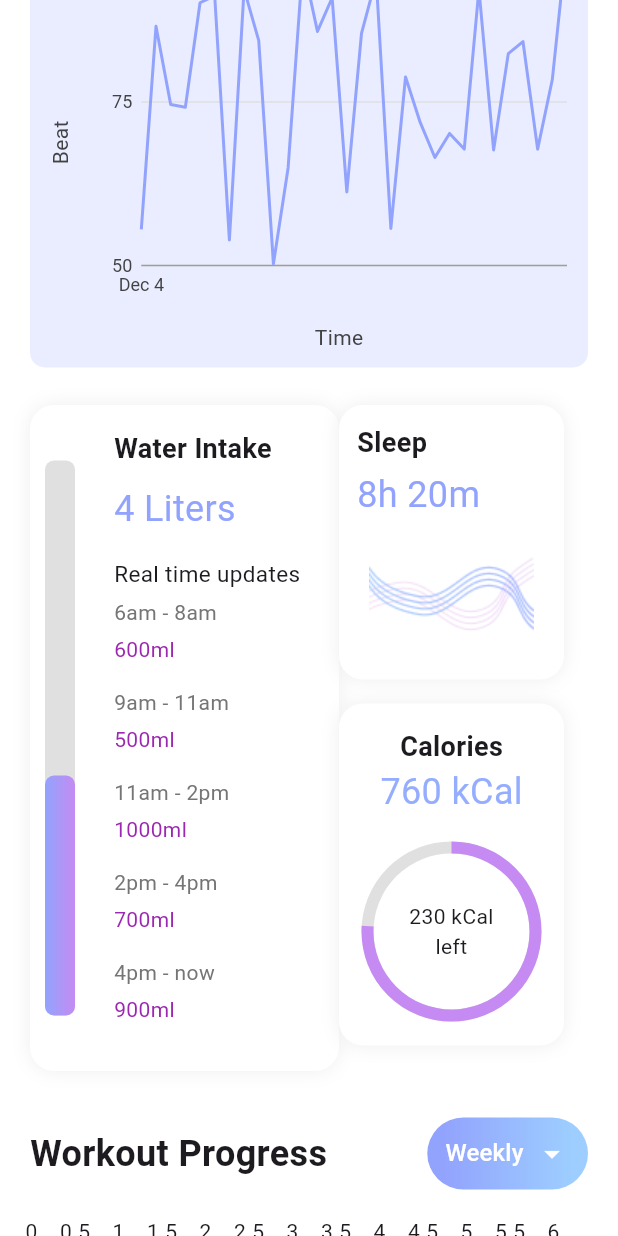
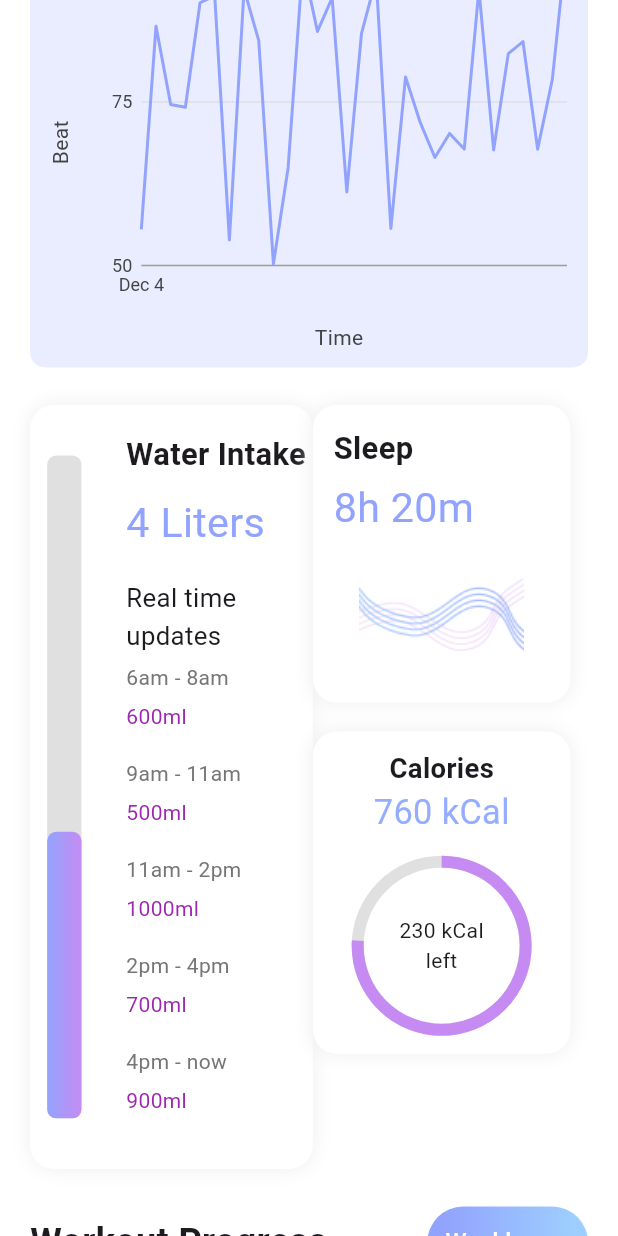
Before and after one commit to HibaChamkhi/fitness-app, a Flutter app: the DashboardWidget screen opened directly, scrolled down 576 dp, on a phone screen of 412 x 824 dp. Run offline on Flutter 3.47's test engine with Material 3 defaults, Android fonts, the phone set to English and light mode, and no system bars; drawn by our look-alikes of fl_chart, percent_indicator; our stand-ins replace charts_flutter_new, flutter_screenutil, flutter_svg, persistent_bottom_nav_bar.

```diff
--- a/lib/main.dart
+++ b/lib/main.dart
@@ -1,4 +1,5 @@
 import 'package:fitness_app/presentation/buttom_nav_screen.dart';
+import 'package:fitness_app/presentation/onboarding/widgets/get_started_widget.dart';
 import 'package:flutter/material.dart';
 import 'package:flutter_screenutil/flutter_screenutil.dart';
 
@@ -17,7 +18,7 @@ class MyApp extends StatelessWidget {
       builder: (context, child) {
         return  MaterialApp(
           debugShowCheckedModeBanner: false,
-          home: BottomNavBarWidget(),
+          home: GetStartedWidget(),
         );
       },
     );
--- a/lib/presentation/auth/widgets/go_home.dart
+++ b/lib/presentation/auth/widgets/go_home.dart
@@ -1,4 +1,5 @@
 import 'package:fitness_app/presentation/auth/widgets/goals.dart';
+import 'package:fitness_app/presentation/buttom_nav_screen.dart';
 import 'package:flutter/material.dart';
 import 'package:flutter_screenutil/flutter_screenutil.dart';
 import '../../../core/ui/style/colors.dart';
@@ -39,7 +40,7 @@ class _GoHomeWidgetState extends State<GoHomeWidget> {
             Navigator.push(
               context,
               MaterialPageRoute(
-                builder: (context) => const GoalsWidget(),
+                builder: (context) =>  BottomNavBarWidget(),
               ),
             );
           },
--- a/lib/presentation/dashboard/calories_card.dart
+++ b/lib/presentation/dashboard/calories_card.dart
@@ -1,5 +1,6 @@
 import 'package:flutter/cupertino.dart';
 import 'package:flutter/material.dart';
+import 'package:flutter_screenutil/flutter_screenutil.dart';
 import 'package:percent_indicator/circular_percent_indicator.dart';
 
 import '../../core/ui/style/colors.dart';
@@ -11,19 +12,19 @@ Widget caloriesCard() {
       borderRadius: BorderRadius.circular(16),
       boxShadow: [BoxShadow(blurRadius: 10, color: Colors.grey.shade200)],
     ),
-    padding: EdgeInsets.all(16),
+    padding: EdgeInsets.all(10.h),
     child: Column(
       crossAxisAlignment: CrossAxisAlignment.center,
       children: [
         Text(
           "Calories",
-          style: TextStyle(fontSize: 18, fontWeight: FontWeight.bold),
+          style: TextStyle(fontSize: 16.sp, fontWeight: FontWeight.bold),
         ),
         Text(
           "760 kCal",
-          style: TextStyle(fontSize: 24, color:AppConstants.malibuApprox),
+          style: TextStyle(fontSize: 20.sp, color:AppConstants.malibuApprox),
         ),
-        SizedBox(height: 16),
+        SizedBox(height: 10.h),
         CircularPercentIndicator(
           radius: 60,
           lineWidth: 8,
--- a/lib/presentation/dashboard/dashboard.dart
+++ b/lib/presentation/dashboard/dashboard.dart
@@ -1,6 +1,7 @@
 import 'dart:math';
 import 'package:fitness_app/presentation/notification/widgets/notfication.dart';
 import 'package:flutter/material.dart';
+import 'package:flutter_screenutil/flutter_screenutil.dart';
 import 'package:flutter_svg/flutter_svg.dart';
 import 'package:fitness_app/core/ui/style/colors.dart';
 import 'package:fitness_app/presentation/dashboard/sleep_card.dart';
@@ -8,6 +9,7 @@ import 'package:fitness_app/presentation/dashboard/water_intake_card.dart';
 import 'package:fitness_app/presentation/dashboard/workout_item.dart';
 import 'package:fitness_app/presentation/dashboard/workout_progress.dart';
 import 'package:percent_indicator/circular_percent_indicator.dart';
+import 'package:persistent_bottom_nav_bar/persistent_bottom_nav_bar.dart';
 import '../activity_tracker/activity_tracker.dart';
 import 'activity_status.dart';
 import 'calories_card.dart';
@@ -96,12 +98,12 @@ class _DashboardWidgetState extends State<DashboardWidget> {
         ),
         GestureDetector(
           onTap: () {
-            Navigator.of(context).push(
-              MaterialPageRoute(
-                builder: (context) => const NotificationWidget(),
-              ),
+            PersistentNavBarNavigator.pushNewScreen(
+              context,
+              screen: NotificationWidget(),
+              withNavBar: false, // OPTIONAL VALUE. True by default.
+              pageTransitionAnimation: PageTransitionAnimation.cupertino,
             );
-
           },
           child: SvgPicture.asset(
             "assets/icons/Notification.svg",
@@ -198,11 +200,11 @@ class _DashboardWidgetState extends State<DashboardWidget> {
   Widget _buildCheckButton() {
     return GestureDetector(
       onTap: () {
-        Navigator.push(
+        PersistentNavBarNavigator.pushNewScreen(
           context,
-          MaterialPageRoute(
-            builder: (context) => const ActivityTrackerWidget(),
-          ),
+          screen: ActivityTrackerWidget(),
+          withNavBar: false, // OPTIONAL VALUE. True by default.
+          pageTransitionAnimation: PageTransitionAnimation.cupertino,
         );
       },
       child: Container(
@@ -249,20 +251,21 @@ class _DashboardWidgetState extends State<DashboardWidget> {
       crossAxisAlignment: CrossAxisAlignment.start,
       children: [
         SizedBox(
-          width: MediaQuery.of(context).size.width * 0.5,
+          width: MediaQuery.of(context).size.width.w * 0.40,
           child: waterIntakeCard(),
         ),
         SizedBox(
-          height: 450,
+          height: 350.h,
           child: Column(
+            mainAxisAlignment: MainAxisAlignment.start,
             children: [
               SizedBox(
-                width: 150,
+                width: 150.w,
                 child: sleepCard(), // Removed Expanded
               ),
-              const SizedBox(height: 16), // Changed from `width` to `height`
+               SizedBox(height: 16.h), // Changed from `width` to `height`
               SizedBox(
-                width: 150,
+                width: 150.w,
                 child: caloriesCard(), // Removed Expanded
               ),
             ],
--- a/lib/presentation/dashboard/sleep_card.dart
+++ b/lib/presentation/dashboard/sleep_card.dart
@@ -1,5 +1,6 @@
 import 'package:flutter/cupertino.dart';
 import 'package:flutter/material.dart';
+import 'package:flutter_screenutil/flutter_screenutil.dart';
 
 import '../../core/ui/style/colors.dart';
 
@@ -10,20 +11,20 @@ Widget sleepCard() {
       borderRadius: BorderRadius.circular(16),
       boxShadow: [BoxShadow(blurRadius: 10, color: Colors.grey.shade200)],
     ),
-    padding: EdgeInsets.all(12),
+    padding: EdgeInsets.all(12.w),
     child: Column(
       crossAxisAlignment: CrossAxisAlignment.start,
       children: [
         Text(
           "Sleep",
-          style: TextStyle(fontSize: 18, fontWeight: FontWeight.bold),
+          style: TextStyle(fontSize: 18.sp, fontWeight: FontWeight.bold),
         ),
-        SizedBox(height: 5),
+        SizedBox(height: 5.h),
         Text(
           "8h 20m",
-          style: TextStyle(fontSize: 24, color: AppConstants.malibu),
+          style: TextStyle(fontSize: 24.sp, color: AppConstants.malibu),
         ),
-        SizedBox(height: 16),
+        SizedBox(height: 16.h),
         // Replace with a graph widget like CustomPaint or any chart library
         Center(
           child: Image.asset(
--- a/lib/presentation/dashboard/water_intake_card.dart
+++ b/lib/presentation/dashboard/water_intake_card.dart
@@ -1,5 +1,6 @@
 import 'package:flutter/cupertino.dart';
 import 'package:flutter/material.dart';
+import 'package:flutter_screenutil/flutter_screenutil.dart';
 
 import '../../core/ui/style/colors.dart';
 
@@ -10,19 +11,19 @@ Widget waterIntakeCard() {
       borderRadius: BorderRadius.circular(16),
       boxShadow: [BoxShadow(blurRadius: 10, color: Colors.grey.shade200)],
     ),
-    padding: EdgeInsets.symmetric(vertical: 16),
+    padding: EdgeInsets.symmetric(vertical: 15.h),
     child: Row(
       children: [
         // Vertical Progress Bar
         Container(
-          width: 40, // Width of the progress bar container
+          width: 40.w, // Width of the progress bar container
           child: Stack(
             alignment: Alignment.bottomCenter,
             children: [
               // Background of the bar
               Container(
-                width: 20,
-                height: 370, // Total height of the bar
+                width: 20.w,
+                height: 370.h, // Total height of the bar
                 decoration: BoxDecoration(
                   color: Colors.grey.shade300,
                   borderRadius: BorderRadius.circular(6),
@@ -30,8 +31,8 @@ Widget waterIntakeCard() {
               ),
               // Filled portion of the bar
               Container(
-                width: 20,
-                height: 160,
+                width: 20.w,
+                height: 160.h,
                 // Adjust this based on water intake (e.g., 4/5 of 200)
                 decoration: BoxDecoration(
                   gradient: LinearGradient(
@@ -46,7 +47,7 @@ Widget waterIntakeCard() {
             ],
           ),
         ),
-        SizedBox(width: 16), // Spacing between the bar and text content
+        SizedBox(width: 16.w), // Spacing between the bar and text content
 
         // Text Content
         Expanded(
@@ -55,20 +56,20 @@ Widget waterIntakeCard() {
             children: [
               Text(
                 "Water Intake",
-                style: TextStyle(fontSize: 18, fontWeight: FontWeight.bold),
+                style: TextStyle(fontSize: 18.sp, fontWeight: FontWeight.bold),
               ),
-              SizedBox(height: 10),
+              SizedBox(height: 10.h),
               Text(
                 "4 Liters",
-                style: TextStyle(fontSize: 24, color: AppConstants.malibu),
+                style: TextStyle(fontSize: 24.sp, color: AppConstants.malibu),
               ),
-              SizedBox(height: 16),
+              SizedBox(height: 16.h),
               Column(
                 crossAxisAlignment: CrossAxisAlignment.start,
                 children: [
                   Text("Real time updates",
                       style: TextStyle(
-                        fontSize: 15,
+                        fontSize: 15.sp,
                       )),
                   SizedBox(height: 5),
                   timeUpdate("6am - 8am", "600ml"),
@@ -93,11 +94,11 @@ Widget timeUpdate(String time, String value) {
     children: [
       Text(time, style: TextStyle(color: Colors.grey.shade600)),
       SizedBox(
-        height: 5,
+        height: 5.h,
       ),
       Text(value, style: TextStyle(color: Colors.purple)),
       SizedBox(
-        height: 15,
+        height: 15.h,
       ),
     ],
   );
```
Also changed, not shown: lib/presentation/activity_tracker/latest_activity_screen.dart (+3 -4 lines), lib/presentation/auth/widgets/goals.dart (+12 -12 lines), lib/presentation/auth/widgets/sign_in.dart (+12 -1 lines), lib/presentation/auth/widgets/sign_up.dart (+15 -2 lines), lib/presentation/notification/widgets/notification_item.dart (+16 -10 lines), lib/presentation/onboarding/widgets/onboarding_widget.dart (+8 -0 lines), lib/presentation/profile/widgets/profile.dart (+26 -25 lines), lib/presentation/progress_tracker/widgets/comparison.dart (added, +180 -0 lines), lib/presentation/progress_tracker/widgets/progress_photo.dart (+34 -30 lines), lib/presentation/progress_tracker/widgets/result.dart (added, +96 -0 lines).
